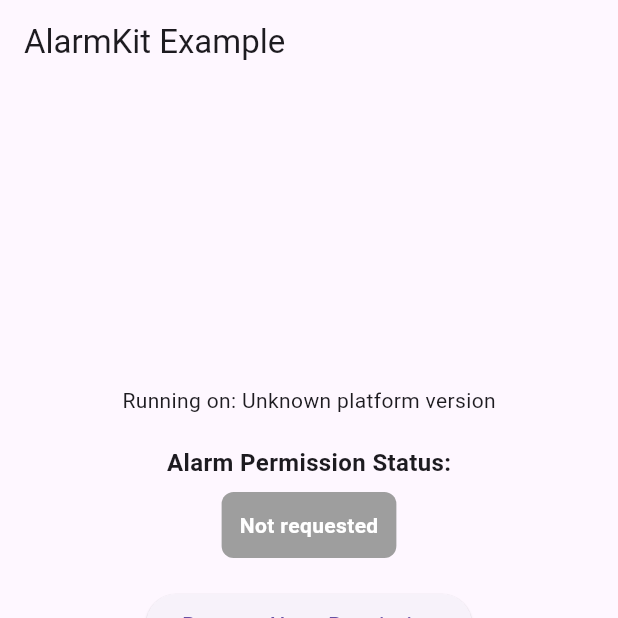
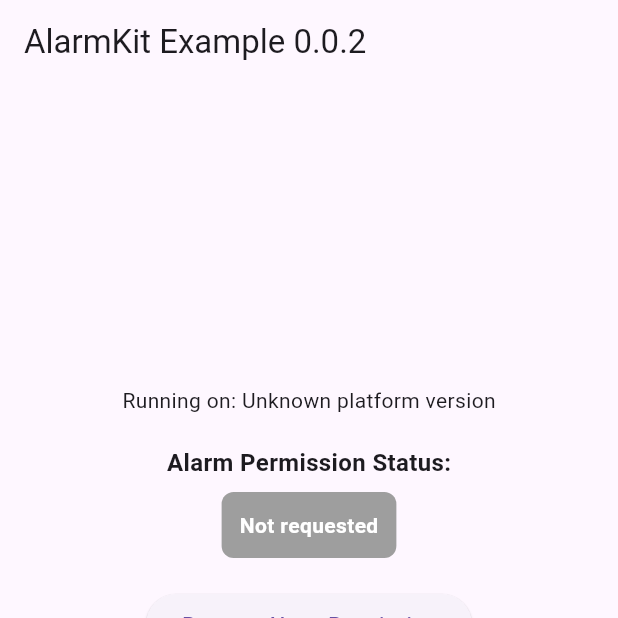
Before and after one commit to gdelataillade/flutter_alarmkit, a Flutter app: the screen it shows after launch, on a phone screen of 412 x 824 dp, the top half of it. Run offline on Flutter 3.47's test engine with Material 3 defaults, Android fonts, the phone set to English and light mode, and no system bars; our stand-ins replace plugin_platform_interface.

Commit message:
Increment plugin version to 0.0.2

```diff
--- a/example/lib/main.dart
+++ b/example/lib/main.dart
@@ -144,7 +144,7 @@ class _MyAppState extends State<MyApp> {
   Widget build(BuildContext context) {
     return MaterialApp(
       home: Scaffold(
-        appBar: AppBar(title: const Text('AlarmKit Example')),
+        appBar: AppBar(title: const Text('AlarmKit Example 0.0.2')),
         body: Center(
           child: Padding(
             padding: const EdgeInsets.all(16.0),
--- a/pubspec.yaml
+++ b/pubspec.yaml
@@ -1,6 +1,6 @@
 name: flutter_alarmkit
 description: "A Flutter plugin for AlarmKit."
-version: 0.0.1
+version: 0.0.2
 homepage: https://github.com/gdelataillade/flutter_alarmkit
 
 environment:
```
Also changed, not shown: 2 other files.
